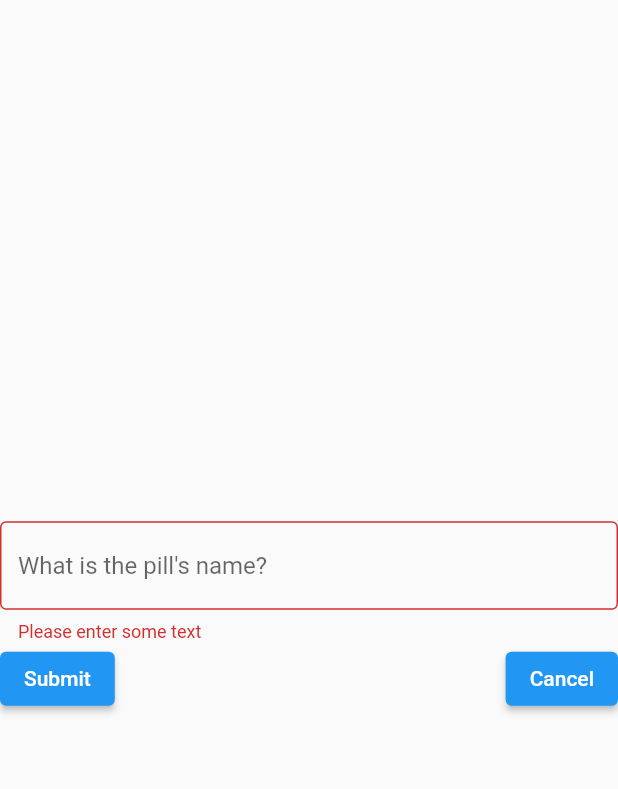
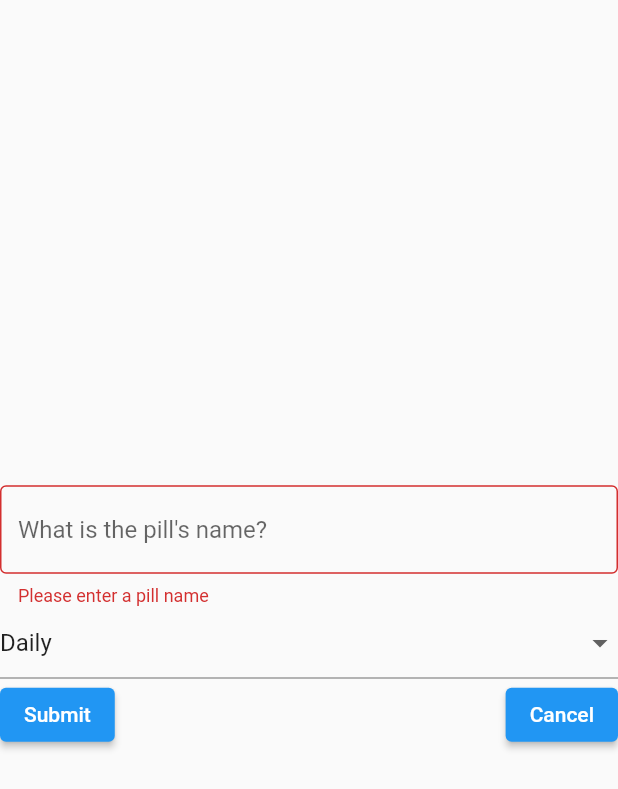
Before and after one commit to TomerPacific/Pill, a Flutter app: the AddingPillForm screen opened directly, after a tap on "Submit", on a phone screen of 412 x 824 dp. Shown: the top 789 px of the screen. Run offline on Flutter 3.47's test engine with Material 2 defaults, Android fonts, the phone set to English and light mode, and no system bars; our stand-ins replace shared_preferences; accounts and stored records are empty.

Commit message:
Pill adding dropdownwidget for pill regiment

```diff
--- a/pill/lib/AddingPillForm.dart
+++ b/pill/lib/AddingPillForm.dart
@@ -14,6 +14,7 @@ class AddingPillForm extends StatefulWidget {
 class AddingPillFormState extends State<AddingPillForm> {
   final _formKey = GlobalKey<FormState>();
   final pillNameTextEditingController = TextEditingController();
+  String pillRegiment = "Daily";
 
 
   @override void dispose() {
@@ -36,10 +37,29 @@ class AddingPillFormState extends State<AddingPillForm> {
               ),
               validator: (value) {
                 if (value == null || value.isEmpty) {
-                  return 'Please enter some text';
+                  return 'Please enter a pill name';
                 }
                 return null;
               },
+            ),
+            DropdownButtonFormField<String>(
+                value: pillRegiment,
+                hint: new Text("Choose Pill Regiment"),
+                onChanged: (value) => pillRegiment = value,
+                items: [
+                  DropdownMenuItem<String>(
+                      value: 'Daily',
+                      child: new Text("Daily")
+                  ),
+                  DropdownMenuItem<String>(
+                      value: 'Weekly',
+                      child: new Text("Weekly")
+                  ),
+                  DropdownMenuItem<String>(
+                      value: 'Monthly',
+                      child: new Text("Monthly")
+                  )
+                ]
             ),
             Row(
               mainAxisAlignment: MainAxisAlignment.spaceBetween,
```
